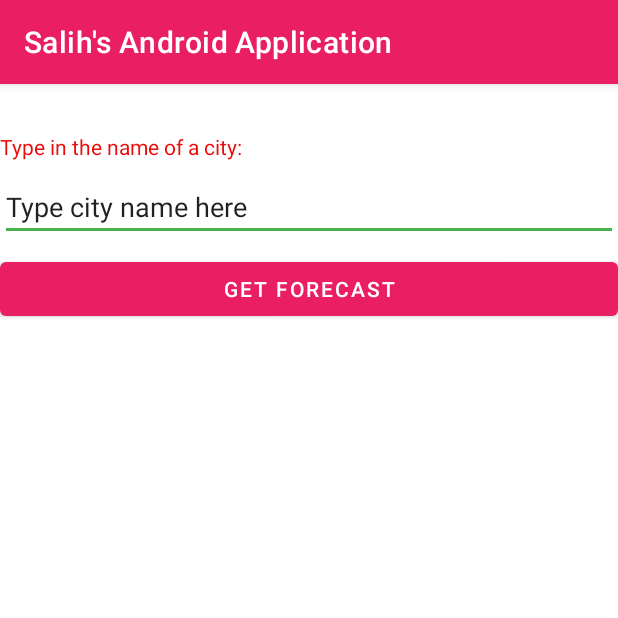
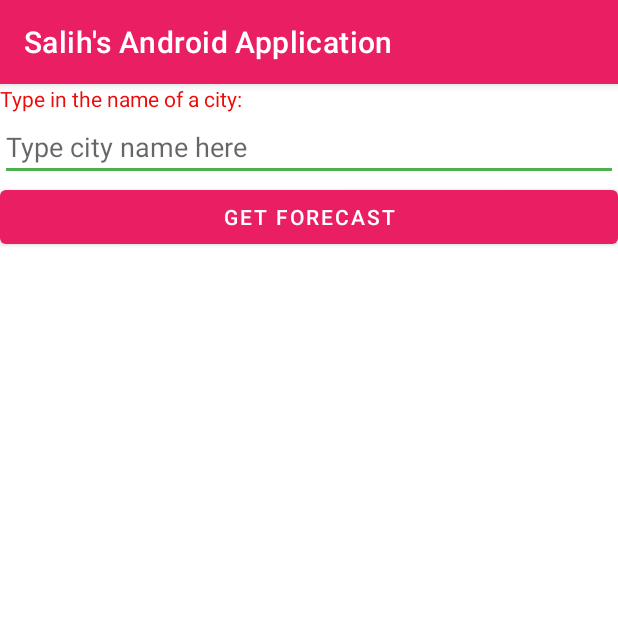
Before and after one commit to SalihEns/MyAndroidProjects, an Android app: the screen it shows after launch (MainActivity), on a phone screen of 412 x 824 dp, the top half of it. Run offline under Robolectric (Android 15) with nearby library versions, the phone set to English and light mode, and no system bars.

Commit message:
commit: Finished Week9 in JSON

```diff
--- a/app/build.gradle
+++ b/app/build.gradle
@@ -8,7 +8,7 @@ android {
 
     defaultConfig {
         applicationId "algonquin.cst2335.ensa0001"
-        minSdkVersion 22
+        minSdkVersion 24
         targetSdkVersion 30
         versionCode 1
         versionName "1.0"
--- a/app/src/main/AndroidManifest.xml
+++ b/app/src/main/AndroidManifest.xml
@@ -1,9 +1,10 @@
 <?xml version="1.0" encoding="utf-8"?>
 <manifest xmlns:android="http://schemas.android.com/apk/res/android"
     package="algonquin.cst2335.ensa0001">
+
     <uses-permission android:name="android.permission.INTERNET"/>
+
     <application
-
         android:allowBackup="true"
         android:icon="@drawable/app_icon"
         android:label="@string/app_name"
--- a/app/src/main/res/layout/activity_main.xml
+++ b/app/src/main/res/layout/activity_main.xml
@@ -1,44 +1,74 @@
 <?xml version="1.0" encoding="utf-8"?>
-<androidx.constraintlayout.widget.ConstraintLayout xmlns:android="http://schemas.android.com/apk/res/android"
+<LinearLayout xmlns:android="http://schemas.android.com/apk/res/android"
     xmlns:app="http://schemas.android.com/apk/res-auto"
     xmlns:tools="http://schemas.android.com/tools"
     android:layout_width="match_parent"
     android:layout_height="match_parent"
-    tools:context=".MainActivity">
+    tools:context=".MainActivity"
+    android:orientation="vertical">
 
 
     <TextView
         android:id="@+id/textView"
         android:layout_width="match_parent"
         android:layout_height="wrap_content"
-        android:layout_marginTop="32dp"
-        android:layout_marginBottom="8dp"
         android:text="Type in the name of a city:"
-        app:layout_constraintBottom_toTopOf="@+id/cityTextField"
-        app:layout_constraintEnd_toEndOf="parent"
-        app:layout_constraintStart_toStartOf="parent"
-        app:layout_constraintTop_toTopOf="parent" />
+        />
+
+    <EditText
+        android:id="@+id/cityTextField"
+        android:layout_width="match_parent"
+        android:layout_height="wrap_content"
+        android:hint="Type city name here"
+        android:inputType="textPersonName"
+        />
 
     <Button
         android:id="@+id/forecastButton"
         android:layout_width="match_parent"
         android:layout_height="wrap_content"
-        android:layout_marginTop="8dp"
-        android:text="GET FORECAST"
-        app:layout_constraintEnd_toEndOf="parent"
-        app:layout_constraintStart_toStartOf="parent"
-        app:layout_constraintTop_toBottomOf="@+id/cityTextField" />
+        android:text="GET FORECAST" />
 
-    <EditText
-        android:id="@+id/cityTextField"
+    <TextView
+        android:id="@+id/temp"
         android:layout_width="match_parent"
-        android:layout_height="wrap_content"
-        android:layout_marginTop="8dp"
-        android:ems="10"
-        android:hint="Type city name here"
-        android:inputType="textPersonName"
-        android:text="Type city name here"
-        app:layout_constraintTop_toBottomOf="@+id/textView"
-        tools:layout_editor_absoluteX="39dp" />
+        android:layout_height="32dp"
+        android:text="Temp"
+        android:visibility="invisible"/>
 
-</androidx.constraintlayout.widget.ConstraintLayout>
+    <TextView
+        android:id="@+id/max"
+        android:layout_width="match_parent"
+        android:layout_height="35dp"
+        android:text="Max "
+        android:visibility="invisible"/>
+
+    <TextView
+        android:id="@+id/min"
+        android:layout_width="match_parent"
+        android:layout_height="33dp"
+        android:text="Min"
+        android:visibility="invisible"/>
+
+    <TextView
+        android:id="@+id/humidity"
+        android:layout_width="match_parent"
+        android:layout_height="29dp"
+        android:text="Humidity"
+        android:visibility="invisible"/>
+
+    <ImageView
+        android:id="@+id/icon"
+        android:layout_width="match_parent"
+        android:layout_height="61dp"
+        android:visibility="invisible"/>
+
+    <TextView
+        android:id="@+id/description"
+        android:layout_width="match_parent"
+        android:layout_height="35dp"
+        android:text="Description"
+        android:visibility="invisible"/>
+
+
+</LinearLayout>
```
Also changed, not shown: app/src/main/java/algonquin/cst2335/ensa0001/MainActivity.java (+97 -10 lines).
